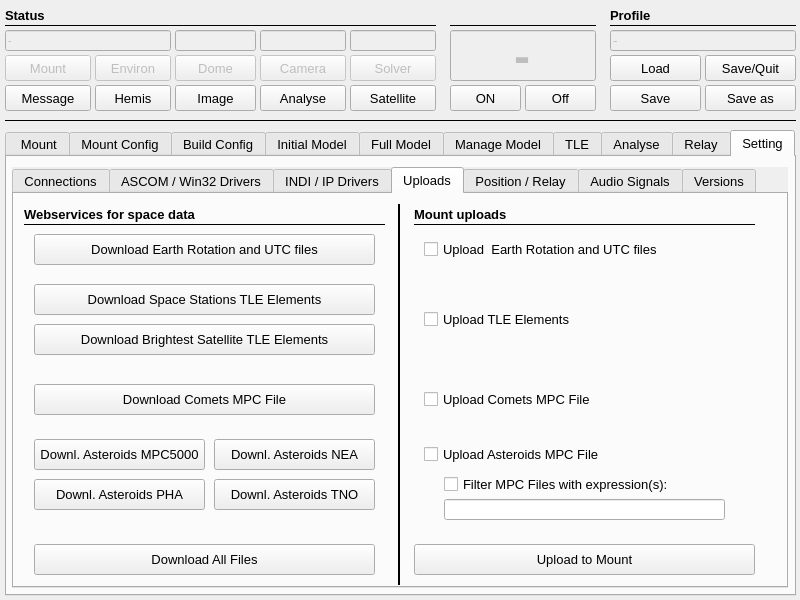
Qt form mountwizzard4/gui/main.ui (mworion/MountWizzard4) before a commit.
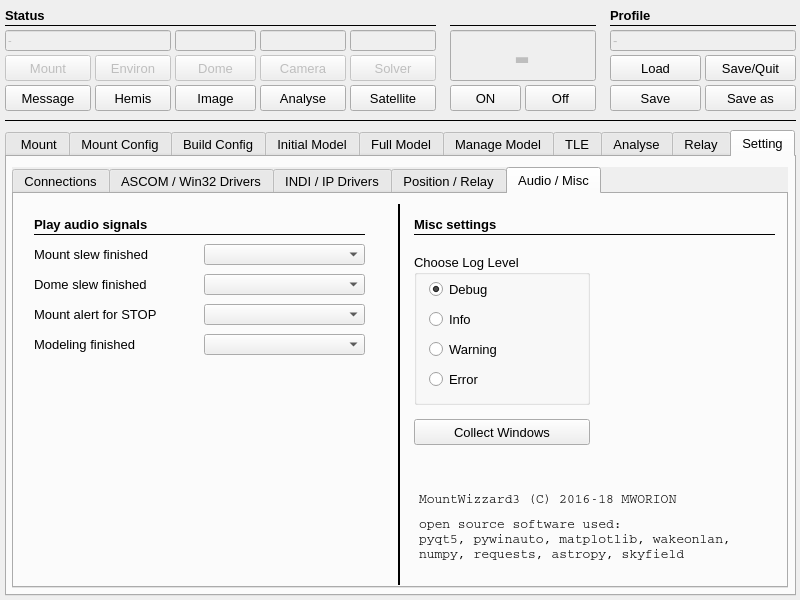
The same form after that commit. The open tabs and pages were chosen to show the change.

The edit to the form file:
```diff
--- a/mountwizzard4/gui/main.ui
+++ b/mountwizzard4/gui/main.ui
@@ -13572,500 +13572,6 @@
        </property>
       </widget>
      </widget>
-     <widget class="QWidget" name="Uploads">
-      <attribute name="title">
-       <string>Uploads</string>
-      </attribute>
-      <widget class="QPushButton" name="btn_downloadEarthrotation">
-       <property name="geometry">
-        <rect>
-         <x>20</x>
-         <y>40</y>
-         <width>341</width>
-         <height>31</height>
-        </rect>
-       </property>
-       <property name="font">
-        <font>
-         <pointsize>10</pointsize>
-        </font>
-       </property>
-       <property name="toolTip">
-        <string>&lt;html&gt;&lt;head/&gt;&lt;body&gt;&lt;p&gt;Download earth rotation data&lt;/p&gt;&lt;/body&gt;&lt;/html&gt;</string>
-       </property>
-       <property name="text">
-        <string>Download Earth Rotation and UTC files</string>
-       </property>
-      </widget>
-      <widget class="QLabel" name="label_123">
-       <property name="geometry">
-        <rect>
-         <x>10</x>
-         <y>10</y>
-         <width>201</width>
-         <height>21</height>
-        </rect>
-       </property>
-       <property name="font">
-        <font>
-         <family>Arial</family>
-         <pointsize>10</pointsize>
-         <weight>75</weight>
-         <bold>true</bold>
-        </font>
-       </property>
-       <property name="text">
-        <string>Webservices for space data</string>
-       </property>
-      </widget>
-      <widget class="Line" name="line_17">
-       <property name="geometry">
-        <rect>
-         <x>10</x>
-         <y>30</y>
-         <width>361</width>
-         <height>1</height>
-        </rect>
-       </property>
-       <property name="font">
-        <font>
-         <pointsize>10</pointsize>
-        </font>
-       </property>
-       <property name="frameShadow">
-        <enum>QFrame::Plain</enum>
-       </property>
-       <property name="orientation">
-        <enum>Qt::Horizontal</enum>
-       </property>
-      </widget>
-      <widget class="QPushButton" name="btn_downloadSpacestations">
-       <property name="geometry">
-        <rect>
-         <x>20</x>
-         <y>90</y>
-         <width>341</width>
-         <height>31</height>
-        </rect>
-       </property>
-       <property name="font">
-        <font>
-         <pointsize>10</pointsize>
-        </font>
-       </property>
-       <property name="toolTip">
-        <string>&lt;html&gt;&lt;head/&gt;&lt;body&gt;&lt;p&gt;Download space stations TLE (please note: alternatively to Satellite)&lt;/p&gt;&lt;/body&gt;&lt;/html&gt;</string>
-       </property>
-       <property name="text">
-        <string>Download Space Stations TLE Elements</string>
-       </property>
-      </widget>
-      <widget class="QPushButton" name="btn_downloadSatbrighest">
-       <property name="geometry">
-        <rect>
-         <x>20</x>
-         <y>130</y>
-         <width>341</width>
-         <height>31</height>
-        </rect>
-       </property>
-       <property name="font">
-        <font>
-         <pointsize>10</pointsize>
-        </font>
-       </property>
-       <property name="toolTip">
-        <string>&lt;html&gt;&lt;head/&gt;&lt;body&gt;&lt;p&gt;Download Satellite TLE (please note: alternatively to space stations)&lt;/p&gt;&lt;/body&gt;&lt;/html&gt;</string>
-       </property>
-       <property name="text">
-        <string>Download Brightest Satellite TLE Elements</string>
-       </property>
-      </widget>
-      <widget class="QPushButton" name="btn_downloadAsteroidsMPC5000">
-       <property name="geometry">
-        <rect>
-         <x>20</x>
-         <y>245</y>
-         <width>171</width>
-         <height>31</height>
-        </rect>
-       </property>
-       <property name="font">
-        <font>
-         <pointsize>10</pointsize>
-        </font>
-       </property>
-       <property name="toolTip">
-        <string>&lt;html&gt;&lt;head/&gt;&lt;body&gt;&lt;p&gt;Download asteroids MPC file&lt;/p&gt;&lt;/body&gt;&lt;/html&gt;</string>
-       </property>
-       <property name="text">
-        <string>Downl. Asteroids MPC5000</string>
-       </property>
-      </widget>
-      <widget class="QPushButton" name="btn_downloadComets">
-       <property name="geometry">
-        <rect>
-         <x>20</x>
-         <y>190</y>
-         <width>341</width>
-         <height>31</height>
-        </rect>
-       </property>
-       <property name="font">
-        <font>
-         <pointsize>10</pointsize>
-        </font>
-       </property>
-       <property name="toolTip">
-        <string>&lt;html&gt;&lt;head/&gt;&lt;body&gt;&lt;p&gt;Download comets MPC file&lt;/p&gt;&lt;/body&gt;&lt;/html&gt;</string>
-       </property>
-       <property name="text">
-        <string>Download Comets MPC File</string>
-       </property>
-      </widget>
-      <widget class="QCheckBox" name="checkEarthrotation">
-       <property name="geometry">
-        <rect>
-         <x>410</x>
-         <y>40</y>
-         <width>301</width>
-         <height>31</height>
-        </rect>
-       </property>
-       <property name="font">
-        <font>
-         <pointsize>10</pointsize>
-        </font>
-       </property>
-       <property name="toolTip">
-        <string>&lt;html&gt;&lt;head/&gt;&lt;body&gt;&lt;p&gt;Upload earth rotation and UTC data&lt;/p&gt;&lt;/body&gt;&lt;/html&gt;</string>
-       </property>
-       <property name="text">
-        <string>Upload  Earth Rotation and UTC files</string>
-       </property>
-       <property name="checked">
-        <bool>false</bool>
-       </property>
-      </widget>
-      <widget class="QCheckBox" name="checkTLE">
-       <property name="geometry">
-        <rect>
-         <x>410</x>
-         <y>110</y>
-         <width>301</width>
-         <height>31</height>
-        </rect>
-       </property>
-       <property name="font">
-        <font>
-         <pointsize>10</pointsize>
-        </font>
-       </property>
-       <property name="toolTip">
-        <string>&lt;html&gt;&lt;head/&gt;&lt;body&gt;&lt;p&gt;Upload TLE elements&lt;/p&gt;&lt;/body&gt;&lt;/html&gt;</string>
-       </property>
-       <property name="text">
-        <string>Upload TLE Elements</string>
-       </property>
-       <property name="checked">
-        <bool>false</bool>
-       </property>
-      </widget>
-      <widget class="QCheckBox" name="checkAsteroids">
-       <property name="geometry">
-        <rect>
-         <x>410</x>
-         <y>245</y>
-         <width>301</width>
-         <height>31</height>
-        </rect>
-       </property>
-       <property name="font">
-        <font>
-         <pointsize>10</pointsize>
-        </font>
-       </property>
-       <property name="toolTip">
-        <string>&lt;html&gt;&lt;head/&gt;&lt;body&gt;&lt;p&gt;Upload asteroids data&lt;/p&gt;&lt;/body&gt;&lt;/html&gt;</string>
-       </property>
-       <property name="text">
-        <string>Upload Asteroids MPC File</string>
-       </property>
-       <property name="checked">
-        <bool>false</bool>
-       </property>
-      </widget>
-      <widget class="QCheckBox" name="checkComets">
-       <property name="geometry">
-        <rect>
-         <x>410</x>
-         <y>190</y>
-         <width>301</width>
-         <height>31</height>
-        </rect>
-       </property>
-       <property name="font">
-        <font>
-         <pointsize>10</pointsize>
-        </font>
-       </property>
-       <property name="toolTip">
-        <string>&lt;html&gt;&lt;head/&gt;&lt;body&gt;&lt;p&gt;Upload comets data&lt;/p&gt;&lt;/body&gt;&lt;/html&gt;</string>
-       </property>
-       <property name="text">
-        <string>Upload Comets MPC File</string>
-       </property>
-       <property name="checked">
-        <bool>false</bool>
-       </property>
-      </widget>
-      <widget class="QPushButton" name="btn_uploadMount">
-       <property name="geometry">
-        <rect>
-         <x>400</x>
-         <y>350</y>
-         <width>341</width>
-         <height>31</height>
-        </rect>
-       </property>
-       <property name="font">
-        <font>
-         <pointsize>10</pointsize>
-        </font>
-       </property>
-       <property name="toolTip">
-        <string>&lt;html&gt;&lt;head/&gt;&lt;body&gt;&lt;p&gt;Start upload with 10micron updater&lt;/p&gt;&lt;/body&gt;&lt;/html&gt;</string>
-       </property>
-       <property name="text">
-        <string>Upload to Mount</string>
-       </property>
-      </widget>
-      <widget class="QPushButton" name="btn_downloadAll">
-       <property name="geometry">
-        <rect>
-         <x>20</x>
-         <y>350</y>
-         <width>341</width>
-         <height>31</height>
-        </rect>
-       </property>
-       <property name="font">
-        <font>
-         <pointsize>10</pointsize>
-        </font>
-       </property>
-       <property name="toolTip">
-        <string>&lt;html&gt;&lt;head/&gt;&lt;body&gt;&lt;p&gt;Download all files (please note satellite and space stations work alternatively)  &lt;/p&gt;&lt;/body&gt;&lt;/html&gt;</string>
-       </property>
-       <property name="text">
-        <string>Download All Files</string>
-       </property>
-      </widget>
-      <widget class="Line" name="line_47">
-       <property name="geometry">
-        <rect>
-         <x>380</x>
-         <y>10</y>
-         <width>11</width>
-         <height>381</height>
-        </rect>
-       </property>
-       <property name="styleSheet">
-        <string notr="true"/>
-       </property>
-       <property name="frameShadow">
-        <enum>QFrame::Plain</enum>
-       </property>
-       <property name="lineWidth">
-        <number>2</number>
-       </property>
-       <property name="orientation">
-        <enum>Qt::Vertical</enum>
-       </property>
-      </widget>
-      <widget class="QLabel" name="label_134">
-       <property name="geometry">
-        <rect>
-         <x>400</x>
-         <y>10</y>
-         <width>171</width>
-         <height>21</height>
-        </rect>
-       </property>
-       <property name="font">
-        <font>
-         <pointsize>10</pointsize>
-         <weight>75</weight>
-         <bold>true</bold>
-        </font>
-       </property>
-       <property name="text">
-        <string>Mount uploads</string>
-       </property>
-      </widget>
-      <widget class="Line" name="line_19">
-       <property name="geometry">
-        <rect>
-         <x>400</x>
-         <y>30</y>
-         <width>341</width>
-         <height>1</height>
-        </rect>
-       </property>
-       <property name="font">
-        <font>
-         <pointsize>10</pointsize>
-        </font>
-       </property>
-       <property name="frameShadow">
-        <enum>QFrame::Plain</enum>
-       </property>
-       <property name="orientation">
-        <enum>Qt::Horizontal</enum>
-       </property>
-      </widget>
-      <widget class="QCheckBox" name="checkFilterMPC">
-       <property name="geometry">
-        <rect>
-         <x>430</x>
-         <y>275</y>
-         <width>271</width>
-         <height>31</height>
-        </rect>
-       </property>
-       <property name="font">
-        <font>
-         <pointsize>10</pointsize>
-        </font>
-       </property>
-       <property name="toolTip">
-        <string>&lt;html&gt;&lt;head/&gt;&lt;body&gt;&lt;p&gt;Check to filter Comets and Asteroids MPC File&lt;/p&gt;&lt;/body&gt;&lt;/html&gt;</string>
-       </property>
-       <property name="text">
-        <string>Filter MPC Files with expression(s):</string>
-       </property>
-       <property name="checked">
-        <bool>false</bool>
-       </property>
-      </widget>
-      <widget class="QLineEdit" name="le_filterExpressionMPC">
-       <property name="geometry">
-        <rect>
-         <x>430</x>
-         <y>305</y>
-         <width>281</width>
-         <height>21</height>
-        </rect>
-       </property>
-       <property name="font">
-        <font>
-         <family>Courier</family>
-         <pointsize>10</pointsize>
-         <weight>50</weight>
-         <bold>false</bold>
-        </font>
-       </property>
-       <property name="mouseTracking">
-        <bool>false</bool>
-       </property>
-       <property name="acceptDrops">
-        <bool>false</bool>
-       </property>
-       <property name="toolTip">
-        <string>&lt;html&gt;&lt;head/&gt;&lt;body&gt;&lt;p&gt;serach expression, separated with ','&lt;/p&gt;&lt;/body&gt;&lt;/html&gt;</string>
-       </property>
-       <property name="layoutDirection">
-        <enum>Qt::RightToLeft</enum>
-       </property>
-       <property name="readOnly">
-        <bool>false</bool>
-       </property>
-      </widget>
-      <widget class="QPushButton" name="btn_downloadAsteroidsNEA">
-       <property name="geometry">
-        <rect>
-         <x>200</x>
-         <y>245</y>
-         <width>161</width>
-         <height>31</height>
-        </rect>
-       </property>
-       <property name="font">
-        <font>
-         <pointsize>10</pointsize>
-        </font>
-       </property>
-       <property name="toolTip">
-        <string>&lt;html&gt;&lt;head/&gt;&lt;body&gt;&lt;p&gt;Download asteroids MPC file&lt;/p&gt;&lt;/body&gt;&lt;/html&gt;</string>
-       </property>
-       <property name="text">
-        <string>Downl. Asteroids NEA</string>
-       </property>
-      </widget>
-      <widget class="QPushButton" name="btn_downloadAsteroidsTNO">
-       <property name="geometry">
-        <rect>
-         <x>200</x>
-         <y>285</y>
-         <width>161</width>
-         <height>31</height>
-        </rect>
-       </property>
-       <property name="font">
-        <font>
-         <pointsize>10</pointsize>
-        </font>
-       </property>
-       <property name="toolTip">
-        <string>&lt;html&gt;&lt;head/&gt;&lt;body&gt;&lt;p&gt;Download asteroids MPC file&lt;/p&gt;&lt;/body&gt;&lt;/html&gt;</string>
-       </property>
-       <property name="text">
-        <string>Downl. Asteroids TNO</string>
-       </property>
-      </widget>
-      <widget class="QPushButton" name="btn_downloadAsteroidsPHA">
-       <property name="geometry">
-        <rect>
-         <x>20</x>
-         <y>285</y>
-         <width>171</width>
-         <height>31</height>
-        </rect>
-       </property>
-       <property name="font">
-        <font>
-         <pointsize>10</pointsize>
-        </font>
-       </property>
-       <property name="toolTip">
-        <string>&lt;html&gt;&lt;head/&gt;&lt;body&gt;&lt;p&gt;Download asteroids MPC file&lt;/p&gt;&lt;/body&gt;&lt;/html&gt;</string>
-       </property>
-       <property name="text">
-        <string>Downl. Asteroids PHA</string>
-       </property>
-      </widget>
-      <zorder>line_17</zorder>
-      <zorder>line_19</zorder>
-      <zorder>btn_downloadEarthrotation</zorder>
-      <zorder>label_123</zorder>
-      <zorder>btn_downloadSpacestations</zorder>
-      <zorder>btn_downloadSatbrighest</zorder>
-      <zorder>btn_downloadAsteroidsMPC5000</zorder>
-      <zorder>btn_downloadComets</zorder>
-      <zorder>checkEarthrotation</zorder>
-      <zorder>checkTLE</zorder>
-      <zorder>checkAsteroids</zorder>
-      <zorder>checkComets</zorder>
-      <zorder>btn_uploadMount</zorder>
-      <zorder>btn_downloadAll</zorder>
-      <zorder>line_47</zorder>
-      <zorder>label_134</zorder>
-      <zorder>checkFilterMPC</zorder>
-      <zorder>le_filterExpressionMPC</zorder>
-      <zorder>btn_downloadAsteroidsNEA</zorder>
-      <zorder>btn_downloadAsteroidsTNO</zorder>
-      <zorder>btn_downloadAsteroidsPHA</zorder>
-     </widget>
      <widget class="QWidget" name="tab_10">
       <attribute name="title">
        <string>Position / Relay</string>
@@ -15985,7 +15491,7 @@
      </widget>
      <widget class="QWidget" name="tab_13">
       <attribute name="title">
-       <string>Audio Signals</string>
+       <string>Audio / Misc</string>
       </attribute>
       <widget class="QComboBox" name="soundMountSlewFinished">
        <property name="geometry">
@@ -16174,72 +15680,6 @@
         <string>&lt;html&gt;&lt;head/&gt;&lt;body&gt;&lt;p&gt;Sets the audio signal to be played when mount stopped in emergency case&lt;/p&gt;&lt;/body&gt;&lt;/html&gt;</string>
        </property>
       </widget>
-     </widget>
-     <widget class="QWidget" name="tab_11">
-      <attribute name="title">
-       <string>Versions</string>
-      </attribute>
-      <widget class="QLabel" name="le_firmwareProductName_2">
-       <property name="geometry">
-        <rect>
-         <x>405</x>
-         <y>295</y>
-         <width>271</width>
-         <height>21</height>
-        </rect>
-       </property>
-       <property name="font">
-        <font>
-         <family>Courier</family>
-         <pointsize>10</pointsize>
-        </font>
-       </property>
-       <property name="text">
-        <string>MountWizzard3 (C) 2016-18 MWORION</string>
-       </property>
-      </widget>
-      <widget class="QLabel" name="label_56">
-       <property name="geometry">
-        <rect>
-         <x>10</x>
-         <y>20</y>
-         <width>161</width>
-         <height>21</height>
-        </rect>
-       </property>
-       <property name="font">
-        <font>
-         <family>Arial</family>
-         <pointsize>10</pointsize>
-         <weight>75</weight>
-         <bold>true</bold>
-        </font>
-       </property>
-       <property name="text">
-        <string>Product versions</string>
-       </property>
-      </widget>
-      <widget class="Line" name="line_6">
-       <property name="geometry">
-        <rect>
-         <x>10</x>
-         <y>40</y>
-         <width>361</width>
-         <height>1</height>
-        </rect>
-       </property>
-       <property name="font">
-        <font>
-         <pointsize>10</pointsize>
-        </font>
-       </property>
-       <property name="frameShadow">
-        <enum>QFrame::Plain</enum>
-       </property>
-       <property name="orientation">
-        <enum>Qt::Horizontal</enum>
-       </property>
-      </widget>
       <widget class="QGroupBox" name="logginLevel">
        <property name="geometry">
         <rect>
@@ -16349,49 +15789,6 @@
         </property>
        </widget>
       </widget>
-      <widget class="Line" name="line_57">
-       <property name="geometry">
-        <rect>
-         <x>380</x>
-         <y>10</y>
-         <width>11</width>
-         <height>371</height>
-        </rect>
-       </property>
-       <property name="styleSheet">
-        <string notr="true"/>
-       </property>
-       <property name="frameShadow">
-        <enum>QFrame::Plain</enum>
-       </property>
-       <property name="lineWidth">
-        <number>2</number>
-       </property>
-       <property name="orientation">
-        <enum>Qt::Vertical</enum>
-       </property>
-      </widget>
-      <widget class="Line" name="line_9">
-       <property name="geometry">
-        <rect>
-         <x>400</x>
-         <y>40</y>
-         <width>361</width>
-         <height>1</height>
-        </rect>
-       </property>
-       <property name="font">
-        <font>
-         <pointsize>10</pointsize>
-        </font>
-       </property>
-       <property name="frameShadow">
-        <enum>QFrame::Plain</enum>
-       </property>
-       <property name="orientation">
-        <enum>Qt::Horizontal</enum>
-       </property>
-      </widget>
       <widget class="QLabel" name="label_59">
        <property name="geometry">
         <rect>
@@ -16413,31 +15810,6 @@
         <string>Misc settings</string>
        </property>
       </widget>
-      <widget class="QPushButton" name="btn_resetWindowSizes">
-       <property name="geometry">
-        <rect>
-         <x>400</x>
-         <y>225</y>
-         <width>176</width>
-         <height>26</height>
-        </rect>
-       </property>
-       <property name="font">
-        <font>
-         <family>Arial</family>
-         <pointsize>10</pointsize>
-        </font>
-       </property>
-       <property name="toolTip">
-        <string>&lt;html&gt;&lt;head/&gt;&lt;body&gt;&lt;p&gt;Opens the image window&lt;/p&gt;&lt;/body&gt;&lt;/html&gt;</string>
-       </property>
-       <property name="styleSheet">
-        <string notr="true"/>
-       </property>
-       <property name="text">
-        <string>Collect Windows</string>
-       </property>
-      </widget>
       <widget class="QLabel" name="le_firmwareProductName_3">
        <property name="geometry">
         <rect>
@@ -16476,6 +15848,50 @@
         <string>pyqt5, pywinauto, matplotlib, wakeonlan,</string>
        </property>
       </widget>
+      <widget class="QLabel" name="le_firmwareProductName_2">
+       <property name="geometry">
+        <rect>
+         <x>405</x>
+         <y>295</y>
+         <width>271</width>
+         <height>21</height>
+        </rect>
+       </property>
+       <property name="font">
+        <font>
+         <family>Courier</family>
+         <pointsize>10</pointsize>
+        </font>
+       </property>
+       <property name="text">
+        <string>MountWizzard3 (C) 2016-18 MWORION</string>
+       </property>
+      </widget>
+      <widget class="QPushButton" name="btn_resetWindowSizes">
+       <property name="geometry">
+        <rect>
+         <x>400</x>
+         <y>225</y>
+         <width>176</width>
+         <height>26</height>
+        </rect>
+       </property>
+       <property name="font">
+        <font>
+         <family>Arial</family>
+         <pointsize>10</pointsize>
+        </font>
+       </property>
+       <property name="toolTip">
+        <string>&lt;html&gt;&lt;head/&gt;&lt;body&gt;&lt;p&gt;Opens the image window&lt;/p&gt;&lt;/body&gt;&lt;/html&gt;</string>
+       </property>
+       <property name="styleSheet">
+        <string notr="true"/>
+       </property>
+       <property name="text">
+        <string>Collect Windows</string>
+       </property>
+      </widget>
       <widget class="QLabel" name="le_firmwareProductName_5">
        <property name="geometry">
         <rect>
@@ -16495,6 +15911,27 @@
         <string>numpy, requests, astropy, skyfield</string>
        </property>
       </widget>
+      <widget class="Line" name="line_9">
+       <property name="geometry">
+        <rect>
+         <x>400</x>
+         <y>40</y>
+         <width>361</width>
+         <height>1</height>
+        </rect>
+       </property>
+       <property name="font">
+        <font>
+         <pointsize>10</pointsize>
+        </font>
+       </property>
+       <property name="frameShadow">
+        <enum>QFrame::Plain</enum>
+       </property>
+       <property name="orientation">
+        <enum>Qt::Horizontal</enum>
+       </property>
+      </widget>
      </widget>
     </widget>
    </widget>
```
Left out of the diff: 24 changed lines with no effect on the pictures.
